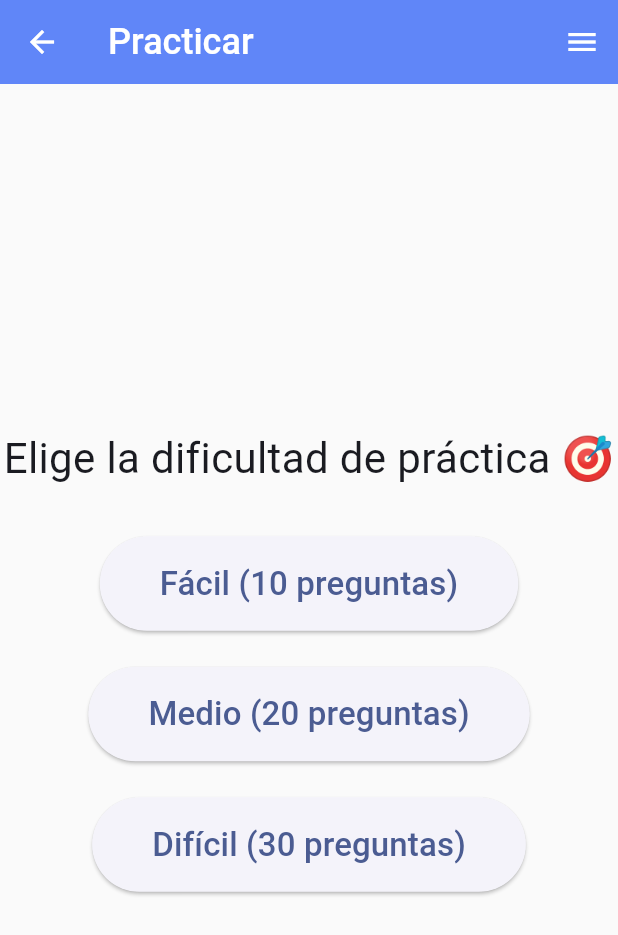
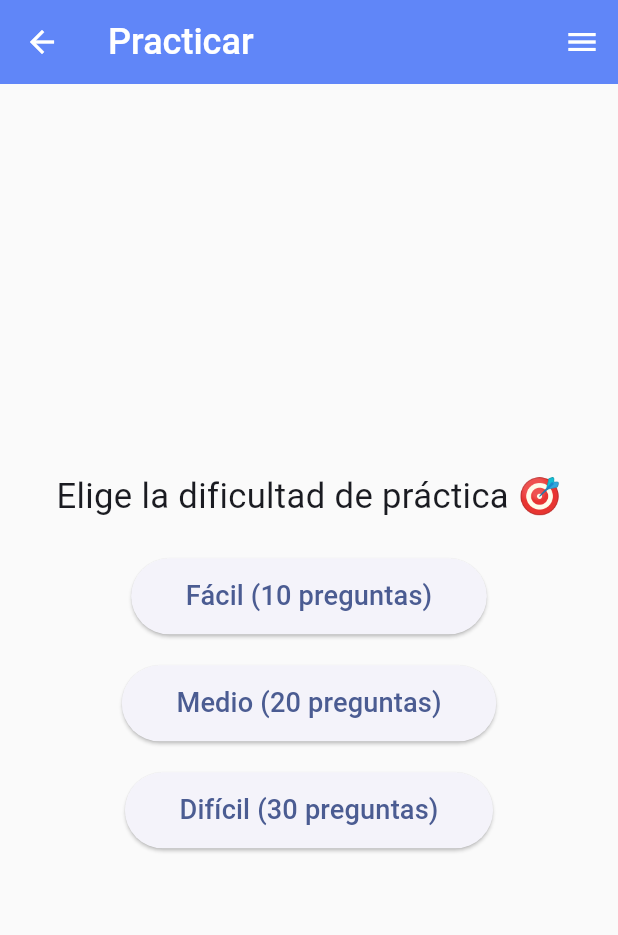
Before and after one commit to amenes12/ensenarte-app, a Flutter app: the screen it shows once a user with an empty profile is signed in, after a tap on "Practicar", on a phone screen of 412 x 824 dp. Shown: the top 935 px of the screen. Run offline on Flutter 3.47's test engine with Material 3 defaults, Android fonts, the phone set to English and light mode, and no system bars; our stand-ins replace camera, cloud_firestore, firebase_auth, firebase_core, firebase_storage, google_sign_in and 1 more; missing offline and left inert: tflite_flutter; accounts and stored records are empty; network calls fail.

Commit message:
refactor(styel): made elements adaptable to screen size

```diff
--- a/lib/components/card_component.dart
+++ b/lib/components/card_component.dart
@@ -26,11 +26,9 @@ class CardComponent extends StatelessWidget {
     final height = size.height;
 
     return Padding(
-      padding: const EdgeInsets.only(
-        top: 16.0,
-        left: 4.0,
-        right: 4.0,
-        bottom: 8.0,
+      padding: EdgeInsets.symmetric(
+        horizontal: size.width * 0.05,
+        vertical: size.height * 0.01,
       ),
       child: Column(
         children: [
@@ -58,7 +56,7 @@ class CardComponent extends StatelessWidget {
                 ],
               ),
               width: width,
-              height: height * 0.21,
+              height: height * 0.2,
               child: Column(
                 crossAxisAlignment: CrossAxisAlignment.start,
                 children: [
@@ -76,17 +74,17 @@ class CardComponent extends StatelessWidget {
                     ),
                   ),
                   SizedBox(
-                    height: height * 0.05,
+                    height: height * 0.04,
                     child: Padding(
-                      padding: const EdgeInsets.only(
-                        left: 8.0,
-                        top: 4.0,
+                      padding: EdgeInsets.only(
+                        left: size.width * 0.02,
+                        top: size.height * 0.01,
                       ),
                       child: Text(
                         title,
-                        style: const TextStyle(
+                        style: TextStyle(
                             color: Colors.white,
-                            fontSize: 18.0,
+                            fontSize: size.height * 0.02,
                             fontWeight: FontWeight.w400),
                       ),
                     ),
--- a/lib/widgets/quiz_widget.dart
+++ b/lib/widgets/quiz_widget.dart
@@ -198,41 +198,44 @@ class _QuizWidgetState extends State<QuizWidget> {
           mainAxisAlignment: MainAxisAlignment.center,
           crossAxisAlignment: CrossAxisAlignment.center,
           children: [
-            const Text(
+            Text(
               'Elige la dificultad de práctica 🎯',
-              style: TextStyle(fontSize: 28, fontWeight: FontWeight.w400),
+              style: TextStyle(
+                fontSize: height * 0.028,
+                fontWeight: FontWeight.w400,
+              ),
               textAlign: TextAlign.center,
             ),
-            const SizedBox(height: 32),
+            SizedBox(height: height * 0.03),
             ElevatedButton(
               onPressed: () => selectDifficulty(Difficulty.easy),
-              child: const Padding(
-                padding: EdgeInsets.all(16.0),
+              child: Padding(
+                padding: EdgeInsets.all(height * 0.015),
                 child: Text(
                   'Fácil (10 preguntas)',
-                  style: TextStyle(fontSize: 22.0),
+                  style: TextStyle(fontSize: height * 0.022),
                 ),
               ),
             ),
-            const SizedBox(height: 24),
+            SizedBox(height: height * 0.025),
             ElevatedButton(
               onPressed: () => selectDifficulty(Difficulty.medium),
-              child: const Padding(
-                padding: EdgeInsets.all(16.0),
+              child: Padding(
+                padding: EdgeInsets.all(height * 0.015),
                 child: Text(
                   'Medio (20 preguntas)',
-                  style: TextStyle(fontSize: 22.0),
+                  style: TextStyle(fontSize: height * 0.022),
                 ),
               ),
             ),
-            const SizedBox(height: 24),
+            SizedBox(height: height * 0.025),
             ElevatedButton(
               onPressed: () => selectDifficulty(Difficulty.hard),
-              child: const Padding(
-                padding: EdgeInsets.all(16.0),
+              child: Padding(
+                padding: EdgeInsets.all(height * 0.015),
                 child: Text(
                   'Difícil (30 preguntas)',
-                  style: TextStyle(fontSize: 22.0),
+                  style: TextStyle(fontSize: height * 0.022),
                 ),
               ),
             ),
@@ -245,7 +248,7 @@ class _QuizWidgetState extends State<QuizWidget> {
       children: [
         if (answerStatus != AnswerStatus.none)
           Padding(
-            padding: const EdgeInsets.all(16.0),
+            padding: EdgeInsets.all(height * 0.015),
             child: Icon(
               answerStatus == AnswerStatus.correct
                   ? Icons.check_circle
@@ -253,15 +256,15 @@ class _QuizWidgetState extends State<QuizWidget> {
               color: answerStatus == AnswerStatus.correct
                   ? Colors.green
                   : Colors.red,
-              size: 72.0,
+              size: height * 0.075,
             ),
           ),
         Padding(
-          padding: const EdgeInsets.all(16.0),
+          padding: EdgeInsets.all(height * 0.015),
           child: Text(
             'Puntos: $score / $maxQuizzes',
-            style: const TextStyle(
-              fontSize: 24.0,
+            style: TextStyle(
+              fontSize: height * 0.028,
               fontWeight: FontWeight.w400,
             ),
           ),
@@ -269,7 +272,7 @@ class _QuizWidgetState extends State<QuizWidget> {
         Expanded(
           flex: 10,
           child: Padding(
-            padding: const EdgeInsets.all(16.0),
+            padding: EdgeInsets.all(height * 0.015),
             child: Center(
               child: isLoading
                   ? const CircularProgressIndicator()
@@ -283,8 +286,8 @@ class _QuizWidgetState extends State<QuizWidget> {
         if (!isLoading)
           ...List.generate(currentQuiz.options.length, (index) {
             return Padding(
-              padding: const EdgeInsets.symmetric(
-                vertical: 10.0,
+              padding: EdgeInsets.symmetric(
+                vertical: height * 0.01,
               ),
               child: SizedBox(
                 width: width - 70,
@@ -303,19 +306,20 @@ class _QuizWidgetState extends State<QuizWidget> {
                   child: Row(
                     children: [
                       Padding(
-                        padding: const EdgeInsets.symmetric(horizontal: 8.0),
+                        padding:
+                            EdgeInsets.symmetric(horizontal: width * 0.025),
                         child: Image.network(
                           currentQuiz.optionsAssets[index],
                           height: height * 0.065,
                         ),
                       ),
-                      const SizedBox(width: 4.0),
+                      SizedBox(width: width * 0.015),
                       Expanded(
                         child: Center(
                           child: Text(
                             currentQuiz.options[index],
-                            style: const TextStyle(
-                              fontSize: 22.0,
+                            style: TextStyle(
+                              fontSize: height * 0.028,
                               fontWeight: FontWeight.w300,
                               color: Colors.black87,
                             ),
```
Also changed, not shown: lib/screens/find_screen.dart (deleted, +0 -23 lines), lib/widgets/profile_widget.dart (+15 -14 lines).
